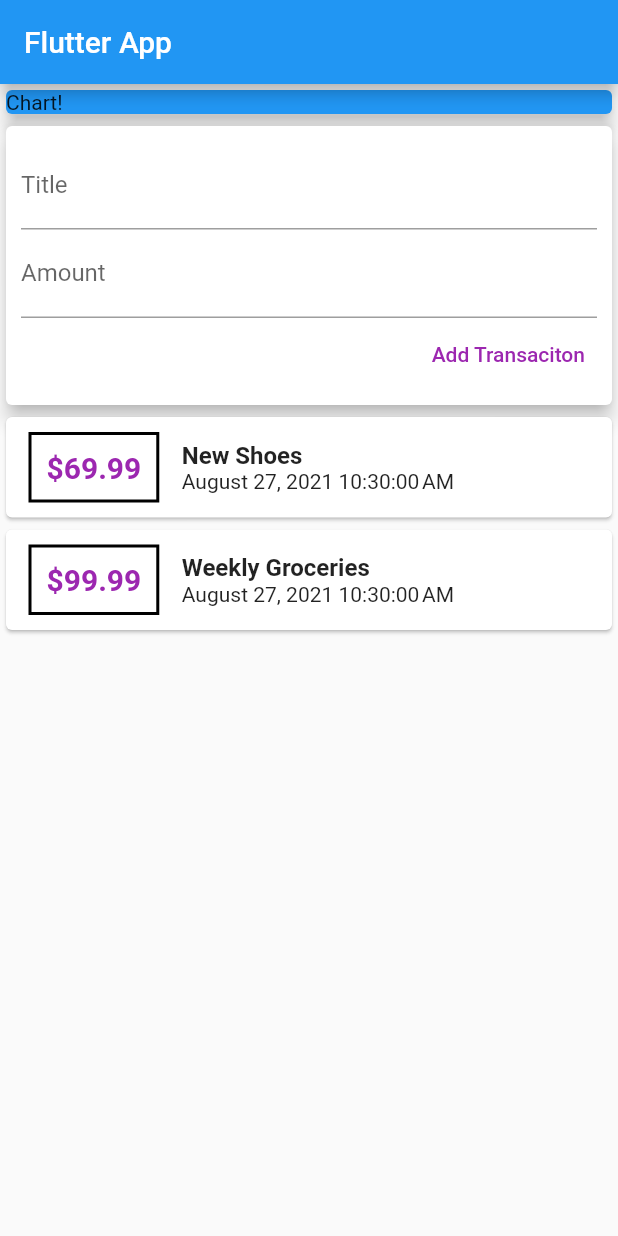
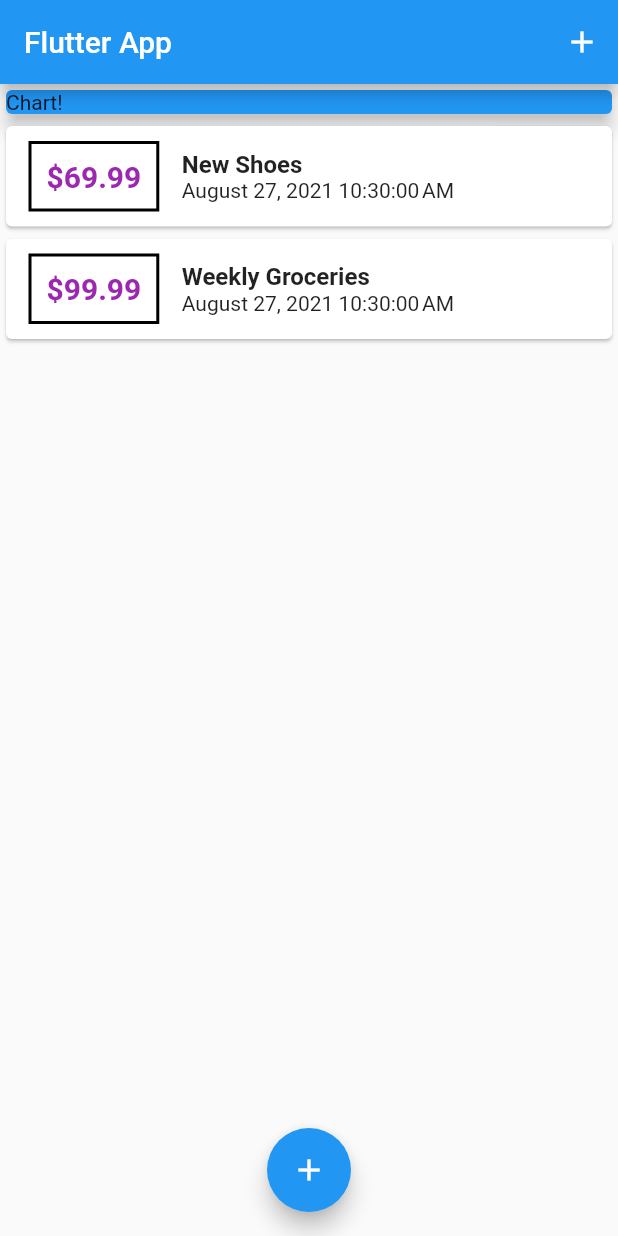
Before and after one commit to yanghaochang104/personal_expense_app, a Flutter app: the screen it shows after launch, on a phone screen of 412 x 824 dp. Run offline on Flutter 3.47's test engine with Material 2 defaults, Android fonts, the phone set to English and light mode, and no system bars.

Commit message:
refactor(components): shift new_transaction component to modal

```diff
--- a/lib/main.dart
+++ b/lib/main.dart
@@ -1,6 +1,8 @@
 import 'package:flutter/material.dart';
 
-import './widgets/user_transaction.dart';
+import 'models/transaction.dart';
+import 'widgets/new_transaction.dart';
+import 'widgets/transaction_list.dart';
 
 void main() => runApp(MyApp());
 
@@ -14,12 +16,55 @@ class MyApp extends StatelessWidget {
   }
 }
 
-class MyHomePage extends StatelessWidget {
+class MyHomePage extends StatefulWidget {
+  @override
+  _MyHomePageState createState() => _MyHomePageState();
+}
+
+class _MyHomePageState extends State<MyHomePage> {
+  final List<Transaction> _userTransaction = [
+    Transaction(
+        id: 't1', title: 'New Shoes', amount: 69.99, date: DateTime.now()),
+    Transaction(
+        id: 't2',
+        title: 'Weekly Groceries',
+        amount: 99.99,
+        date: DateTime.now())
+  ];
+
+  void _addNewTransaction(String title, double amount) {
+    var newTransaction = Transaction(
+        title: title,
+        amount: amount,
+        date: DateTime.now(),
+        id: DateTime.now().toString());
+
+    setState(() {
+      _userTransaction.add(newTransaction);
+    });
+  }
+
+  void _startAddNewTransaction(BuildContext context) {
+    showModalBottomSheet(
+        context: context,
+        builder: (builderContext) {
+          return GestureDetector(
+            onTap: () {},
+            child: NewTransaction(addNewTransaction: _addNewTransaction),
+          );
+        });
+  }
+
   @override
   Widget build(BuildContext context) {
     return Scaffold(
         appBar: AppBar(
           title: Text('Flutter App'),
+          actions: <Widget>[
+            IconButton(
+                icon: Icon(Icons.add),
+                onPressed: () => _startAddNewTransaction(context))
+          ],
         ),
         body: SingleChildScrollView(
           child: Column(
@@ -33,10 +78,14 @@ class MyHomePage extends StatelessWidget {
                     child: Text('Chart!'),
                     elevation: 5,
                   )),
-            UserTransactions(),
+              TransactionList(transaction: _userTransaction),
             ],
           ),
         ),
-    );
+        floatingActionButtonLocation: FloatingActionButtonLocation.centerFloat,
+        floatingActionButton: FloatingActionButton(
+          child: Icon(Icons.add),
+          onPressed: () => _startAddNewTransaction(context),
+        ));
   }
 }
--- a/lib/widgets/transaction_list.dart
+++ b/lib/widgets/transaction_list.dart
@@ -26,7 +26,7 @@ class TransactionList extends StatelessWidget {
                             width: 2,
                           )),
                           padding: EdgeInsets.all(10),
-                          child: Text('\$${transaction[index].amount.toString()}',
+                          child: Text('\$${transaction[index].amount.toStringAsFixed(2)}',
                               style: TextStyle(
                                   fontWeight: FontWeight.bold,
                                   fontSize: 20,
--- a/lib/widgets/user_transaction.dart
+++ /dev/null
@@ -1,41 +0,0 @@
-import 'package:flutter/material.dart';
-import '../models/transaction.dart';
-import './new_transaction.dart';
-import './transaction_list.dart';
-
-class UserTransactions extends StatefulWidget {
-  @override
-  _UserTransactionState createState() => _UserTransactionState();
-}
-
-class _UserTransactionState extends State<UserTransactions> {
-  final List<Transaction> _userTransaction = [
-    Transaction(
-        id: 't1', title: 'New Shoes', amount: 69.99, date: DateTime.now()),
-    Transaction(
-        id: 't2',
-        title: 'Weekly Groceries',
-        amount: 99.99,
-        date: DateTime.now())
-  ];
-
-  void _addNewTransaction(String title, double amount) {
-    var newTransaction = Transaction(
-        title: title,
-        amount: amount,
-        date: DateTime.now(),
-        id: DateTime.now().toString());
-
-    setState(() {
-      _userTransaction.add(newTransaction);
-    });
-  }
-
-  @override
-  Widget build(BuildContext context) {
-    return Column(children: <Widget>[
-      NewTransaction(addNewTransaction: _addNewTransaction),
-      TransactionList(transaction: _userTransaction),
-    ]);
-  }
-}
```
Also changed, not shown: lib/widgets/new_transaction.dart (+27 -6 lines). Lines whose indentation alone changed are shown as unchanged.
